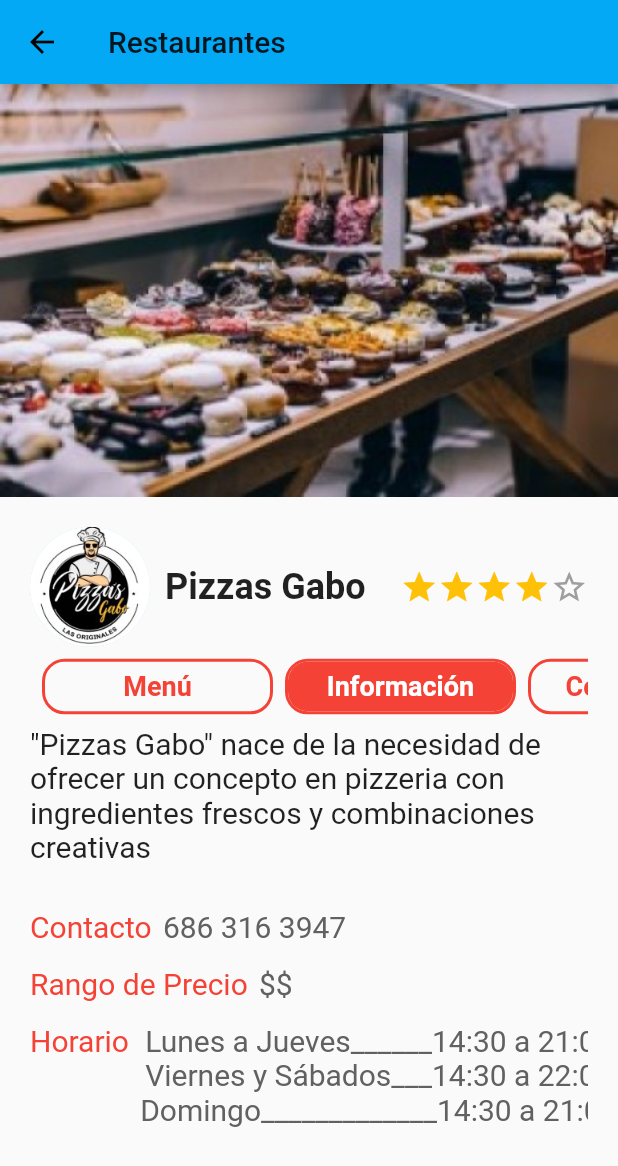
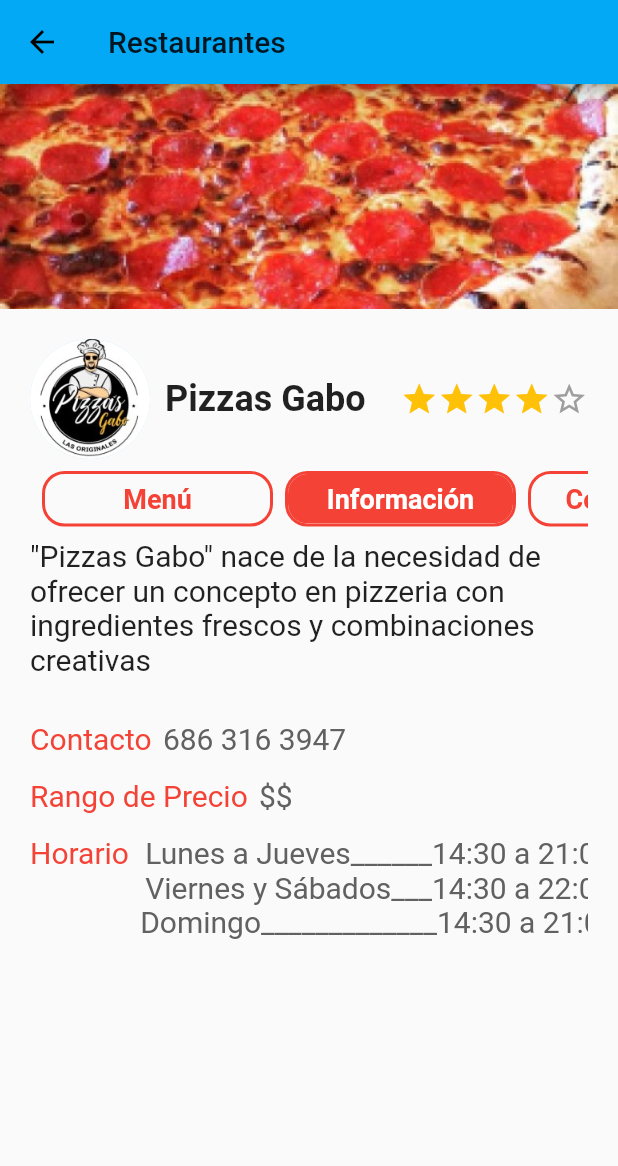
Before and after one commit to ErickRosete/flagspot-app, a Flutter app: the RestaurantDetailPage screen opened by its route, after a tap on "Información", on a phone screen of 412 x 824 dp. Shown: the top 1166 px of the screen. Run offline on Flutter 3.47's test engine with Material 2 defaults, Android fonts, the phone set to English and light mode, and no system bars.

Commit message:
restaurant-detail page, multiple sections

```diff
--- a/lib/pages/restaurant-detail/restaurant-detail.dart
+++ b/lib/pages/restaurant-detail/restaurant-detail.dart
@@ -1,8 +1,16 @@
 import 'package:flutter/material.dart';
 import '../../widgets/ui_elements/rating.dart';
 import '../../widgets/ui_elements/custom-button.dart';
+import '../../widgets/restaurant-detail/restaurant-menu.dart';
+import '../../widgets/restaurant-detail/restaurant-info.dart';
 
-class RestaurantDetailPage extends StatelessWidget {
+class RestaurantDetailPage extends StatefulWidget {
+  @override
+  _RestaurantDetailState createState() => _RestaurantDetailState();
+}
+
+class _RestaurantDetailState extends State<RestaurantDetailPage> {
+  String selectedOption = "Menú";
   final List<String> options = [
     "Menú",
     "Información",
@@ -10,32 +18,34 @@ class RestaurantDetailPage extends StatelessWidget {
     "Ubicación"
   ];
 
-  goToOrder(BuildContext context) {
-    Navigator.pushNamed(context, '/order');
-  }
-
-  optionFunction() {
-    print("clicked");
-  }
-
   @override
   Widget build(BuildContext context) {
-    TextStyle descStyle = TextStyle(fontSize: 20.0);
-    TextStyle redStyle = TextStyle(fontSize: 20.0, color: Colors.red);
-    TextStyle greyStyle = TextStyle(fontSize: 20.0, color: Colors.grey[700]);
+    Widget selectedWidget;
+    switch (selectedOption) {
+      case 'Menú':
+        selectedWidget = RestaurantMenu();
+        break;
+      case 'Información':
+        selectedWidget = RestaurantInfo();
+        break;
+      default:
+        selectedWidget = RestaurantMenu();
+    }
 
     return Scaffold(
       appBar: AppBar(
         title: Text("Restaurantes"),
       ),
-        body: SingleChildScrollView(
-          child: Column(
+      body: Column(
         children: <Widget>[
           Image.asset(
-                "assets/food.jpg",
+            "assets/pizzas-gabo-1.jpg",
             fit: BoxFit.cover,
+            height: 150.0,
+            width: double.infinity,
           ),
-              Container(
+          Expanded(
+            child: Container(
               margin: EdgeInsets.all(20.0),
               child: Column(
                 children: <Widget>[
@@ -43,8 +53,7 @@ class RestaurantDetailPage extends StatelessWidget {
                     children: <Widget>[
                       CircleAvatar(
                         radius: 40.0,
-                          backgroundImage:
-                              AssetImage("assets/restaurante-3.jpg"),
+                        backgroundImage: AssetImage("assets/restaurante-3.jpg"),
                       ),
                       Expanded(
                         child: Padding(
@@ -66,63 +75,27 @@ class RestaurantDetailPage extends StatelessWidget {
                       scrollDirection: Axis.horizontal,
                       child: ButtonBar(
                         children: options
-                              .map(
-                                (option) => CustomButton(
+                            .map((option) => CustomButton(
                                   option,
-                                    option == "Información",
-                                    option == "Menú"
-                                        ? () => goToOrder(context)
-                                        : optionFunction),
-                              )
+                                  option == selectedOption,
+                                  () {
+                                    setState(() {
+                                      selectedOption = option;
+                                    });
+                                  },
+                                ))
                             .toList(),
                       ),
                     ),
                   ),
-                    Text(
-                      '"Pizzas Gabo" nace de la necesidad de ofrecer un concepto en pizzeria con ingredientes frescos y combinaciones creativas',
-                      style: descStyle,
-                    ),
-                    SizedBox(height: 30.0),
-                    Row(
-                      children: <Widget>[
-                        Text("Contacto", style: redStyle),
-                        SizedBox(width: 7.5),
-                        Text("686 316 3947", style: greyStyle)
+                  // Container(height: 100.0, child: selectedWidget),
+                  Expanded(child: selectedWidget),
                 ],
               ),
-                    SizedBox(height: 15.0),
-                    Row(
-                      children: <Widget>[
-                        Text("Rango de Precio", style: redStyle),
-                        SizedBox(width: 7.5),
-                        Text("\$\$", style: greyStyle)
-                      ],
-                    ),
-                    SizedBox(height: 15.0),
-                    SingleChildScrollView(
-                        scrollDirection: Axis.horizontal,
-                        child: Row(
-                          crossAxisAlignment: CrossAxisAlignment.start,
-                          children: <Widget>[
-                            Text("Horario", style: redStyle),
-                            SizedBox(width: 7.5),
-                            Column(
-                              children: <Widget>[
-                                Text("Lunes a Jueves______14:30 a 21:00",
-                                    style: greyStyle),
-                                Text("Viernes y Sábados___14:30 a 22:00",
-                                    style: greyStyle),
-                                Text("Domingo_____________14:30 a 21:00",
-                                    style: greyStyle),
-                              ],
-                            ),
-                          ],
-                        ))
-                  ],
             ),
           ),
         ],
       ),
-        ));
+    );
   }
 }
--- /dev/null
+++ b/lib/widgets/restaurant-detail/restaurant-info.dart
@@ -0,0 +1,58 @@
+import 'package:flutter/material.dart';
+
+class RestaurantInfo extends StatelessWidget {
+  final TextStyle descStyle = TextStyle(fontSize: 20.0);
+  final TextStyle redStyle = TextStyle(fontSize: 20.0, color: Colors.red);
+  final TextStyle greyStyle =
+      TextStyle(fontSize: 20.0, color: Colors.grey[700]);
+
+  @override
+  Widget build(BuildContext context) {
+    return SingleChildScrollView(
+      child: Column(
+        children: <Widget>[
+          Text(
+            '"Pizzas Gabo" nace de la necesidad de ofrecer un concepto en pizzeria con ingredientes frescos y combinaciones creativas',
+            style: descStyle,
+          ),
+          SizedBox(height: 30.0),
+          Row(
+            children: <Widget>[
+              Text("Contacto", style: redStyle),
+              SizedBox(width: 7.5),
+              Text("686 316 3947", style: greyStyle)
+            ],
+          ),
+          SizedBox(height: 15.0),
+          Row(
+            children: <Widget>[
+              Text("Rango de Precio", style: redStyle),
+              SizedBox(width: 7.5),
+              Text("\$\$", style: greyStyle)
+            ],
+          ),
+          SizedBox(height: 15.0),
+          SingleChildScrollView(
+              scrollDirection: Axis.horizontal,
+              child: Row(
+                crossAxisAlignment: CrossAxisAlignment.start,
+                children: <Widget>[
+                  Text("Horario", style: redStyle),
+                  SizedBox(width: 7.5),
+                  Column(
+                    children: <Widget>[
+                      Text("Lunes a Jueves______14:30 a 21:00",
+                          style: greyStyle),
+                      Text("Viernes y Sábados___14:30 a 22:00",
+                          style: greyStyle),
+                      Text("Domingo_____________14:30 a 21:00",
+                          style: greyStyle),
+                    ],
+                  ),
+                ],
+              ))
+        ],
+      ),
+    );
+  }
+}
--- /dev/null
+++ b/lib/widgets/restaurant-detail/restaurant-menu.dart
@@ -0,0 +1,77 @@
+import 'package:flutter/cupertino.dart';
+import 'package:flutter/material.dart';
+
+class RestaurantMenu extends StatelessWidget {
+  @override
+  Widget build(BuildContext context) {
+    return ListView.builder(
+      itemCount: 1,
+      itemBuilder: (context, position) {
+        return RestaurantMenuItem();
+      },
+    );
+  }
+}
+
+class RestaurantMenuItem extends StatelessWidget {
+  @override
+  Widget build(BuildContext context) {
+    return GestureDetector(
+      onTap: () {
+        Navigator.pushNamed(context, '/order');
+      },
+      child: Column(
+        children: <Widget>[
+          Row(
+            children: <Widget>[
+              ClipRRect(
+                borderRadius: new BorderRadius.circular(8.0),
+                child: Image.asset("assets/gabo-menu-1.jpg",
+                    height: 100.0, width: 100.0, fit: BoxFit.cover),
+              ),
+              Expanded(
+                child: Container(
+                  margin: EdgeInsets.all(10.0),
+                  child: Column(
+                    children: <Widget>[
+                      Row(
+                        children: <Widget>[
+                          Text("Pizza Pepperoni"),
+                          Expanded(child: Container()),
+                          Text("30 - 45 min")
+                        ],
+                      ),
+                      Text(
+                          "Detalle del producto, tamaño, ingredientes, calidad y mucho más."),
+                      Row(
+                        children: <Widget>[
+                          Icon(
+                            Icons.star,
+                            color: Colors.amber,
+                            size: 25.0,
+                          ),
+                          Text('4.5 (200+)', style: TextStyle(fontSize: 18.0)),
+                        ],
+                      ),
+                      Container(
+                        alignment: Alignment.centerLeft,
+                        padding: EdgeInsets.symmetric(
+                            horizontal: 10.0, vertical: 5.0),
+                        decoration: BoxDecoration(
+                            border: Border.all(color: Colors.red, width: 1)),
+                        child: Text("120",
+                            style:
+                                TextStyle(fontSize: 18.0, color: Colors.red)),
+                      )
+                    ],
+                  ),
+                ),
+              ),
+            ],
+          ),
+          Divider()
+        ],
+      ),
+    );
+  }
+}
```
Lines whose indentation alone changed are shown as unchanged.
